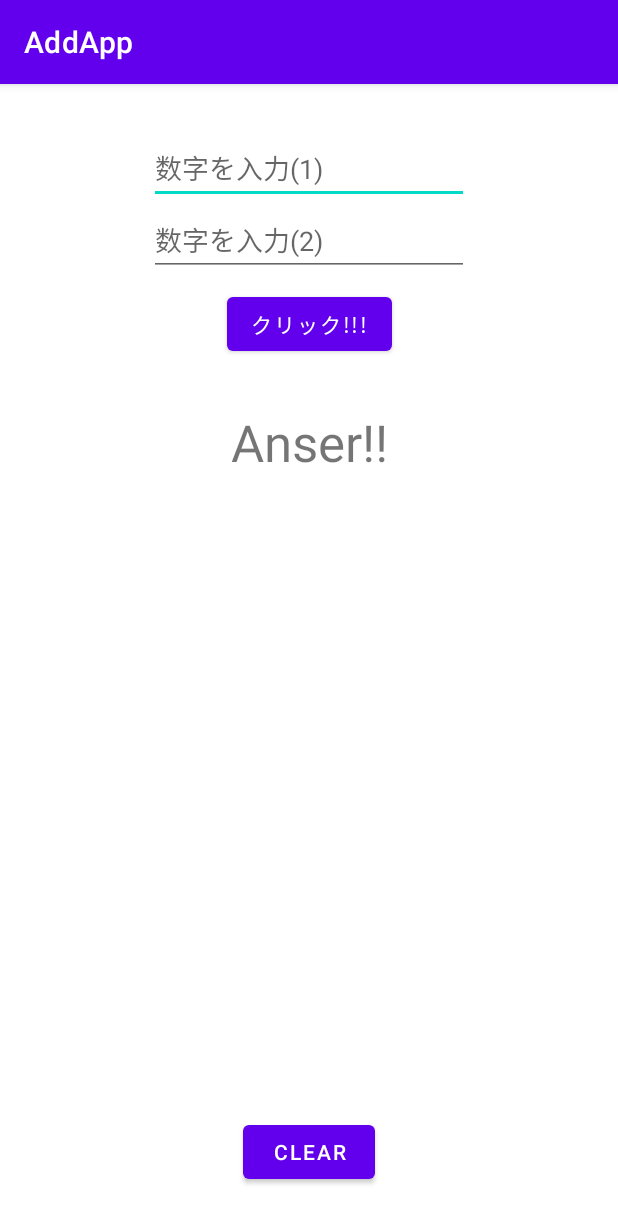
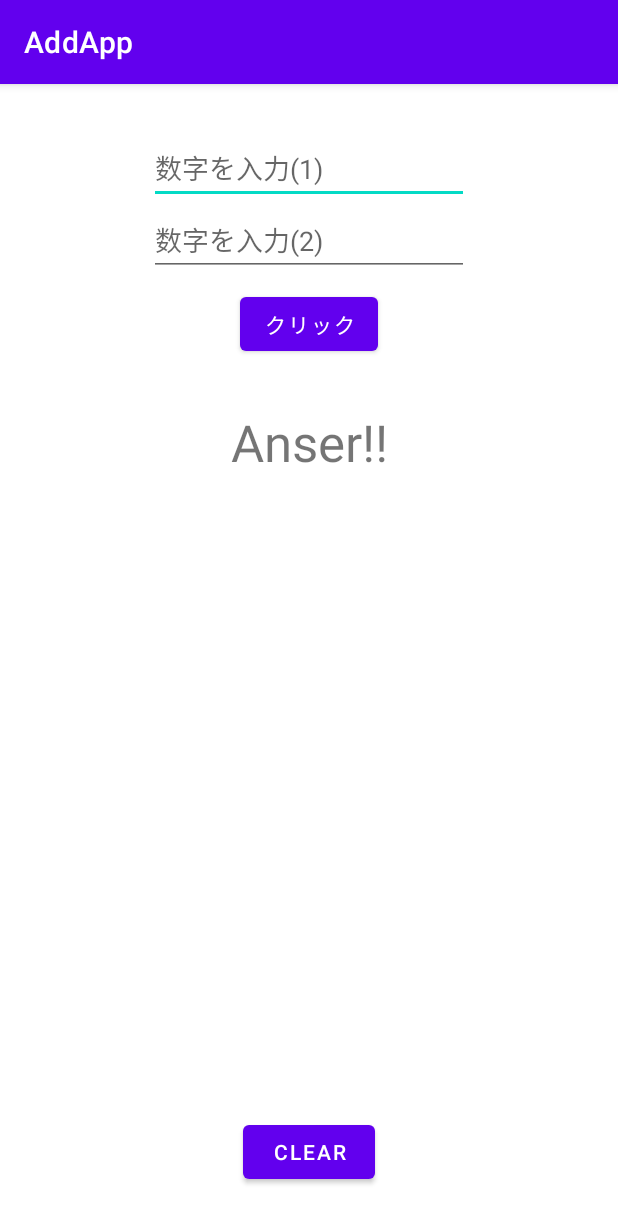
Before and after one commit to Nanikashiyounokai/AddApp, an Android app: the screen it shows after launch (MainActivity), on a phone screen of 412 x 824 dp. Shown: the top 1223 px of the screen. Run offline under Robolectric (Android 15) with nearby library versions, the phone set to English and light mode, and no system bars.

Commit message:
!を三つ消したよ

```diff
--- a/app/src/main/res/layout/activity_main.xml
+++ b/app/src/main/res/layout/activity_main.xml
@@ -37,7 +37,7 @@
         android:layout_width="wrap_content"
         android:layout_height="wrap_content"
         android:layout_marginTop="8dp"
-        android:text="クリック!!!"
+        android:text="クリック"
         app:layout_constraintEnd_toEndOf="parent"
         app:layout_constraintStart_toStartOf="parent"
         app:layout_constraintTop_toBottomOf="@+id/et2" />
```
